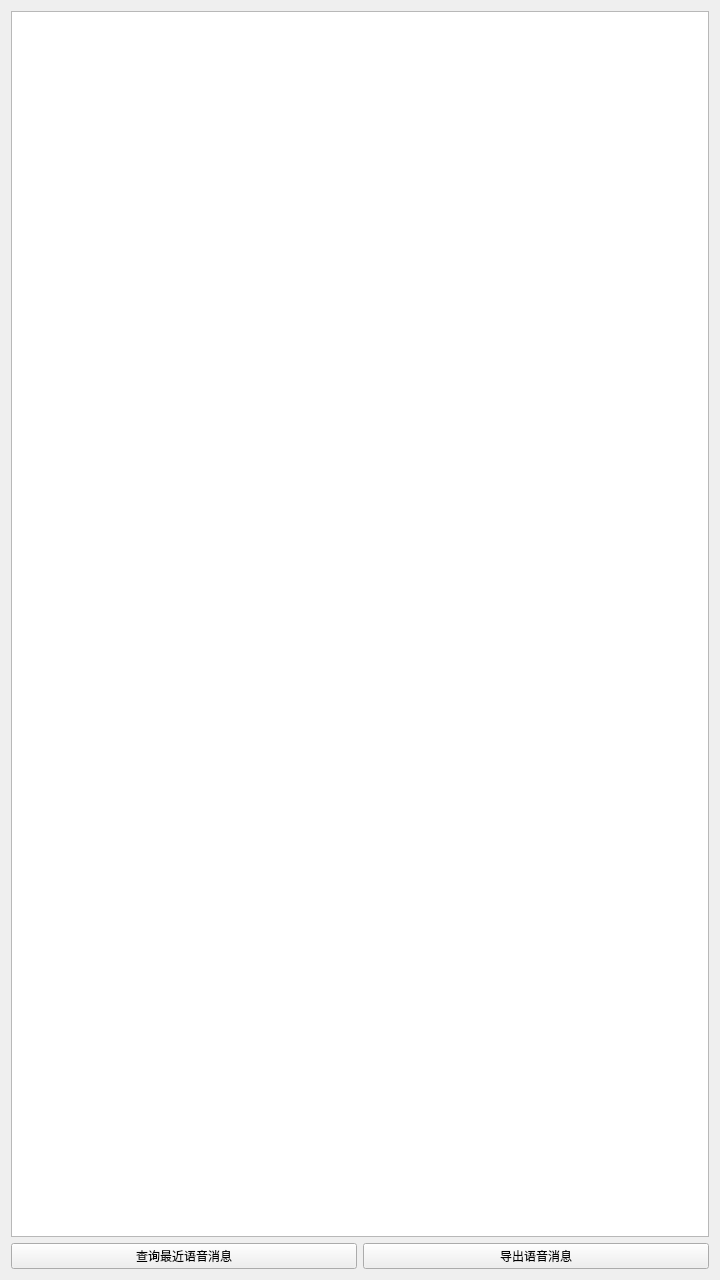
First picture: the form in mainwindow.ui, repository itzMeerkat/WechatAudioManager, before the edit.
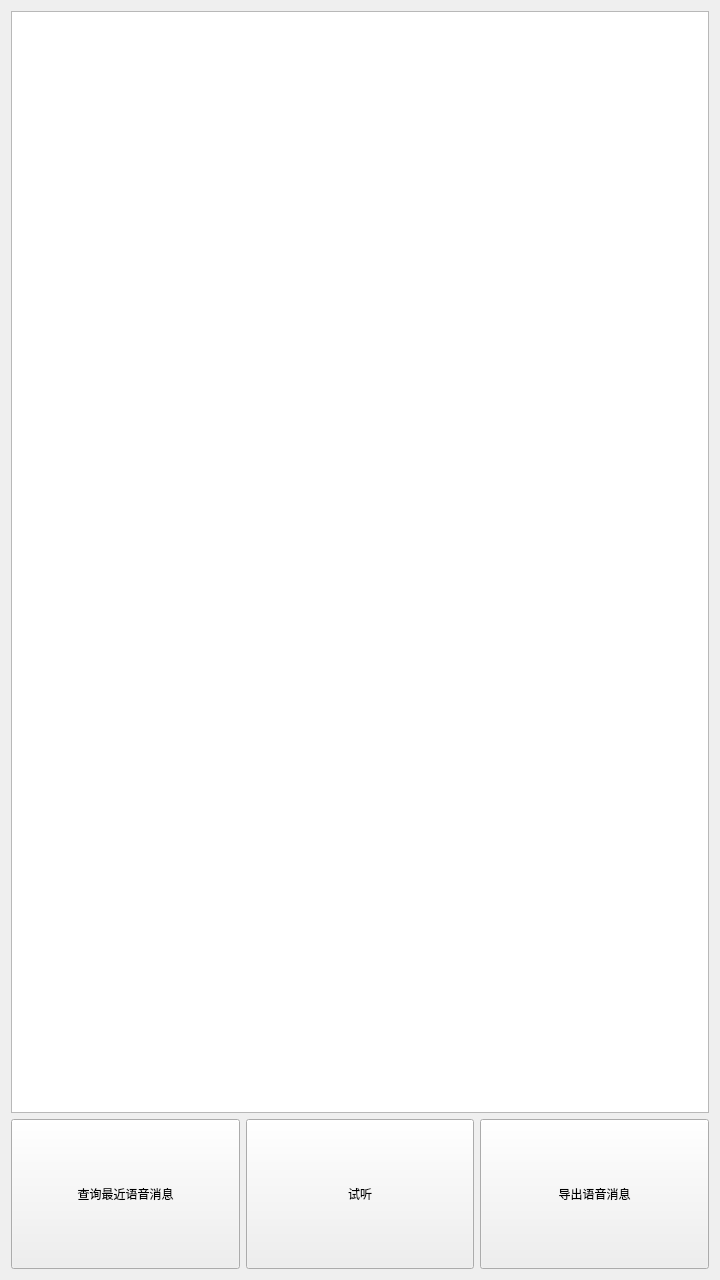
Second picture: the form after the edit.

```diff
--- a/mainwindow.ui
+++ b/mainwindow.ui
@@ -14,7 +14,7 @@
    <string>MainWindow</string>
   </property>
   <widget class="QWidget" name="centralWidget">
-   <layout class="QVBoxLayout" name="verticalLayout_2">
+   <layout class="QHBoxLayout" name="horizontalLayout_2">
     <item>
      <layout class="QVBoxLayout" name="verticalLayout">
       <item>
@@ -31,13 +31,38 @@
        <layout class="QHBoxLayout" name="horizontalLayout">
         <item>
          <widget class="QPushButton" name="findFile">
+          <property name="minimumSize">
+           <size>
+            <width>0</width>
+            <height>150</height>
+           </size>
+          </property>
           <property name="text">
            <string>查询最近语音消息</string>
           </property>
          </widget>
         </item>
+        <item>
+         <widget class="QPushButton" name="listen">
+          <property name="minimumSize">
+           <size>
+            <width>0</width>
+            <height>150</height>
+           </size>
+          </property>
+          <property name="text">
+           <string>试听</string>
+          </property>
+         </widget>
+        </item>
         <item>
          <widget class="QPushButton" name="copyFIle">
+          <property name="minimumSize">
+           <size>
+            <width>0</width>
+            <height>150</height>
+           </size>
+          </property>
           <property name="text">
            <string>导出语音消息</string>
           </property>
```
